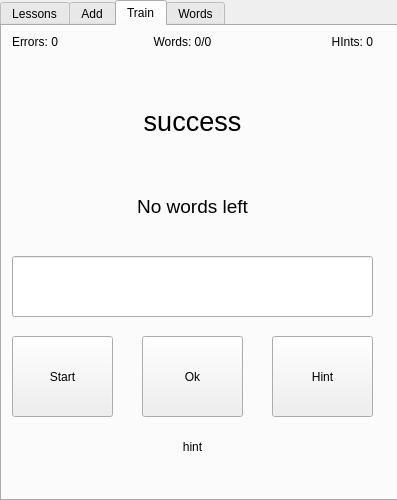
Above: mainwindow.ui from rezzett/qlwt before the change. Below: the same form after it.
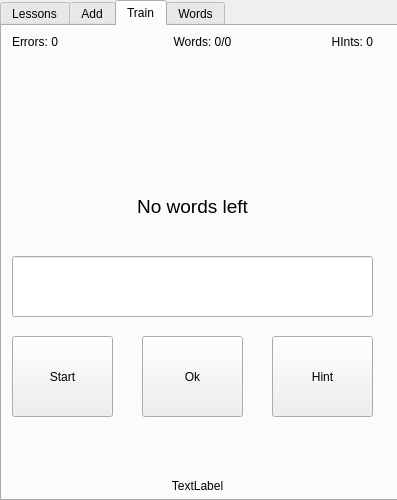
That is the form after the change.

Commit message: finish baselogic

Patch:
```diff
--- a/mainwindow.ui
+++ b/mainwindow.ui
@@ -38,6 +38,9 @@
     <property name="currentIndex">
      <number>2</number>
     </property>
+    <property name="tabBarAutoHide">
+     <bool>false</bool>
+    </property>
     <widget class="QWidget" name="lessonsTab">
      <attribute name="title">
       <string>Lessons</string>
@@ -178,7 +181,7 @@
      <widget class="QLabel" name="wordCountLbl">
       <property name="geometry">
        <rect>
-        <x>120</x>
+        <x>140</x>
         <y>0</y>
         <width>121</width>
         <height>31</height>
@@ -258,9 +261,9 @@
       <property name="geometry">
        <rect>
         <x>10</x>
-        <y>60</y>
+        <y>80</y>
         <width>361</width>
-        <height>71</height>
+        <height>51</height>
        </rect>
       </property>
       <property name="font">
@@ -269,7 +272,7 @@
        </font>
       </property>
       <property name="text">
-       <string>success</string>
+       <string/>
       </property>
       <property name="alignment">
        <set>Qt::AlignCenter</set>
@@ -333,7 +336,23 @@
        </rect>
       </property>
       <property name="text">
-       <string>hint</string>
+       <string/>
+      </property>
+      <property name="alignment">
+       <set>Qt::AlignCenter</set>
+      </property>
+     </widget>
+     <widget class="QLabel" name="lessonIntrainLbl">
+      <property name="geometry">
+       <rect>
+        <x>0</x>
+        <y>450</y>
+        <width>391</width>
+        <height>20</height>
+       </rect>
+      </property>
+      <property name="text">
+       <string>TextLabel</string>
       </property>
       <property name="alignment">
        <set>Qt::AlignCenter</set>
```
Left out of the diff: 2 changed lines with no effect on the pictures. The commit also changes 2 other files.
